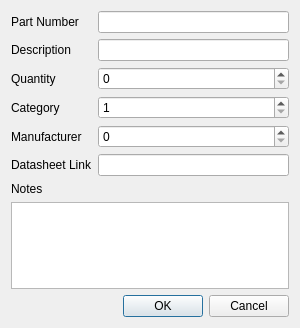
First picture: the form in qtui/src/ComponentEditDialog.ui, repository hpmachining/ComponentInventory, before the edit.
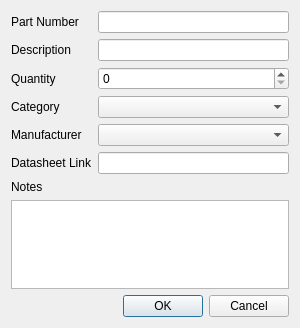
Second picture: the form after the edit.

Commit message:
Use combo boxes for category and manufacturer
Replace numeric spin boxes with combo boxes for
Category and Manufacturer selection in the
ComponentEditDialog.

The combo boxes are populated from the seeded
Categories and Manufacturers tables, allowing
selection by name while storing the associated
IDs internally. This improves usability and
prepares the dialog for proper relational data
binding.

Patch:
```diff
--- a/qtui/src/ComponentEditDialog.ui
+++ b/qtui/src/ComponentEditDialog.ui
@@ -66,16 +66,6 @@
        </property>
       </widget>
      </item>
-     <item row="3" column="1">
-      <widget class="QSpinBox" name="categorySpin">
-       <property name="minimum">
-        <number>1</number>
-       </property>
-       <property name="maximum">
-        <number>1000</number>
-       </property>
-      </widget>
-     </item>
      <item row="4" column="0">
       <widget class="QLabel" name="manufacturerLabel">
        <property name="text">
@@ -83,16 +73,6 @@
        </property>
       </widget>
      </item>
-     <item row="4" column="1">
-      <widget class="QSpinBox" name="manufacturerSpin">
-       <property name="minimum">
-        <number>0</number>
-       </property>
-       <property name="maximum">
-        <number>1000</number>
-       </property>
-      </widget>
-     </item>
      <item row="5" column="0">
       <widget class="QLabel" name="datasheetLabel">
        <property name="text">
@@ -103,6 +83,12 @@
      <item row="5" column="1">
       <widget class="QLineEdit" name="datasheetEdit"/>
      </item>
+     <item row="3" column="1">
+      <widget class="QComboBox" name="categoryCombo"/>
+     </item>
+     <item row="4" column="1">
+      <widget class="QComboBox" name="manufacturerCombo"/>
+     </item>
     </layout>
    </item>
    <item>
```
Left out of the diff: 9 changed lines with no effect on the pictures. The commit also changes 6 other files.
